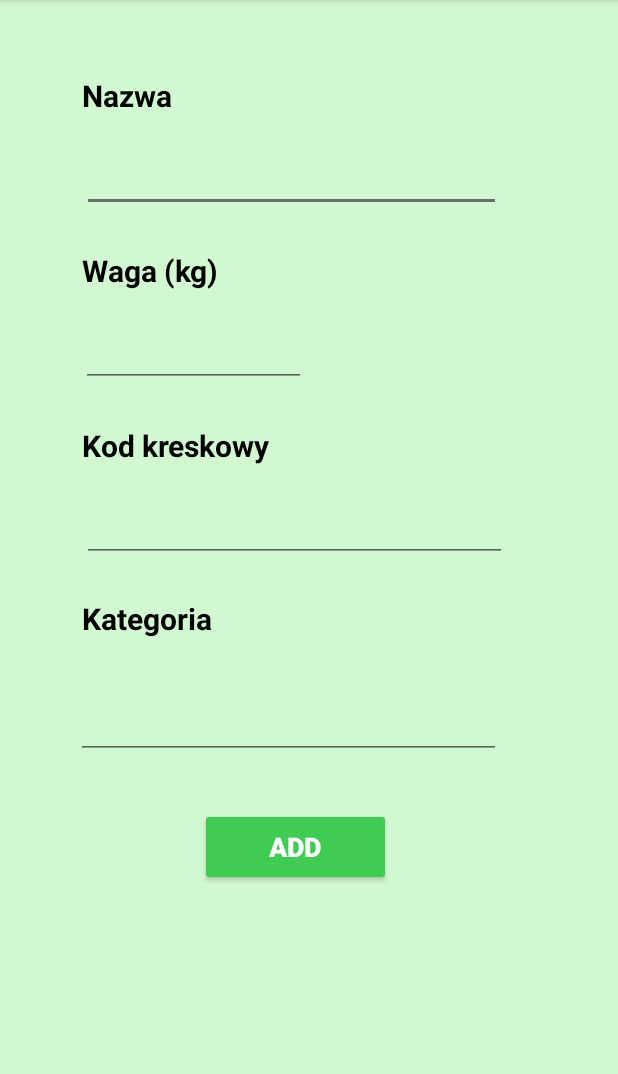
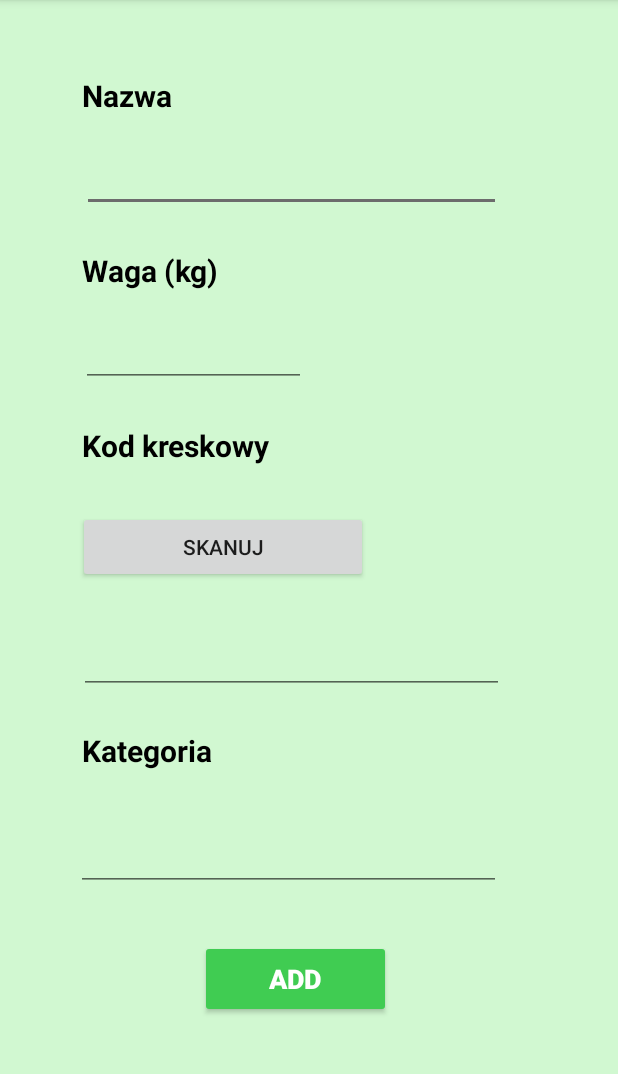
Before and after one commit to urbanpaulina/SmieciolAppMobile, an Android app: the screen it shows after launch once a user with an empty profile is signed in (MenuMainPage), after a tap on "Dodaj produkt", on a phone screen of 412 x 824 dp, the part 84-1158 px from its top. Run offline under Robolectric (Android 15) with nearby library versions, the phone set to English and light mode, and no system bars; our stand-ins replace Firebase (no records; nobody signed in at launch, a user with empty details on screens opened directly); libraries missing offline, so code that uses them is left out: com.google.zxing.integration; 1 other tap on this screen came first.

Commit message:
Skanowanie produktu przy dodawaniu, skanowanie produktu wrzucone do oddzielnej klasy w modelu. Update gradla

```diff
--- a/app/build.gradle
+++ b/app/build.gradle
@@ -38,6 +38,7 @@ dependencies {
     implementation 'androidx.annotation:annotation:1.1.0'
     implementation 'androidx.lifecycle:lifecycle-extensions:2.2.0'
     implementation "androidx.camera:camera-extensions:1.0.0-alpha01"
+    implementation "com.journeyapps:zxing-android-embedded:3.4.0"
     implementation 'io.paperdb:paperdb:2.7.1'
     implementation 'com.google.firebase:firebase-auth:17.0.0'
     implementation 'com.firebaseui:firebase-ui-firestore:7.1.1'
--- a/app/src/main/java/com/smieciolapp/ViewModel/AddProductAdmin.java
+++ b/app/src/main/java/com/smieciolapp/ViewModel/AddProductAdmin.java
@@ -1,8 +1,12 @@
 package com.smieciolapp.ViewModel;
 
+import android.app.AlertDialog;
+import android.content.DialogInterface;
+import android.content.Intent;
 import android.os.Bundle;
 
 import androidx.annotation.NonNull;
+import androidx.annotation.Nullable;
 import androidx.fragment.app.Fragment;
 
 import android.util.Log;
@@ -19,8 +23,11 @@ import com.google.firebase.auth.FirebaseAuth;
 import com.google.firebase.database.DatabaseReference;
 import com.google.firebase.database.FirebaseDatabase;
 import com.google.firebase.firestore.FirebaseFirestore;
+import com.google.zxing.integration.android.IntentIntegrator;
+import com.google.zxing.integration.android.IntentResult;
 import com.smieciolapp.R;
 import com.smieciolapp.data.model.Product;
+import com.smieciolapp.data.model.ScanBarcode;
 
 import java.util.HashMap;
 import java.util.Map;
@@ -28,12 +35,15 @@ import java.util.Map;
 import static android.content.ContentValues.TAG;
 
 
+// TO DO waga nie przyjmuje wartosci po przecinku
+
 public class AddProductAdmin extends Fragment  implements View.OnClickListener {
     EditText NameProduct, WeightProduct, Barcode, Category;
     Button addProduct;
     FirebaseAuth fAuth;
     FirebaseFirestore db;
     DatabaseReference Product_Ref;
+    Button scanProd;
     String productId;
 
     public AddProductAdmin() {
@@ -58,13 +68,27 @@ public class AddProductAdmin extends Fragment  implements View.OnClickListener {
         Category = view.findViewById(R.id.etCategory);
         addProduct = view.findViewById(R.id.addButton);
         addProduct.setOnClickListener(this);
+        scanProd = (Button) view.findViewById(R.id.scanProd);
 
         fAuth = FirebaseAuth.getInstance();
         db = FirebaseFirestore.getInstance();
 
         Product_Ref = FirebaseDatabase.getInstance().getReference().child("Products");
 
+
+        // on click skanuj produkt
+        scanProd.setOnClickListener(new View.OnClickListener() {
+            @Override
+            public void onClick(View view) {
+                ScanBarcode scanBarcode = new ScanBarcode();
+                scanBarcode.scanBarcode(getActivity(),AddProductAdmin.this);
+            }
+        });
+
+
         return view;
+
+
 
     }
 
@@ -95,6 +119,7 @@ public class AddProductAdmin extends Fragment  implements View.OnClickListener {
         return false;
     }
 
+
     public void addproduct() {
 
         String name = NameProduct.getText().toString();
@@ -123,6 +148,38 @@ public class AddProductAdmin extends Fragment  implements View.OnClickListener {
         @Override
         public void onClick (View v){
             addproduct();
+        }
 
-        }
+    @Override
+    public void onActivityResult(int requestCode, int resultCode, @Nullable Intent data) {
+        System.out.println("ok");
+        IntentResult result = IntentIntegrator.parseActivityResult(requestCode, resultCode, data);
+        if(result!=null){
+            if(result.getContents() != null){
+                AlertDialog.Builder builder = new AlertDialog.Builder(getContext());
+                builder.setMessage(result.getContents());
+                System.out.println(result.getContents());
+                Barcode.setText(result.getContents());
+                builder.setTitle("Rezultat skanowania");
+
+                builder.setPositiveButton("Skanuj ponownie", new DialogInterface.OnClickListener() {
+                    @Override
+                    public void onClick(DialogInterface dialog, int which) {
+                        ScanBarcode scanBarcode = new ScanBarcode();
+                        scanBarcode.scanBarcode(getActivity(),AddProductAdmin.this);
+                    }
+                }).setNegativeButton("Koniec", new DialogInterface.OnClickListener() {
+                    @Override
+                    public void onClick(DialogInterface dialog, int which) {
+                        //finish();
+                    }
+                });
+                AlertDialog dialog = builder.create();
+                dialog.show();
+            }
+            else
+                Toast.makeText(getContext(), "Brak produktu", Toast.LENGTH_LONG).show();
+        } else
+        super.onActivityResult(requestCode, resultCode, data);
     }
+}
--- a/app/src/main/res/layout/fragment_add_product_admin.xml
+++ b/app/src/main/res/layout/fragment_add_product_admin.xml
@@ -56,6 +56,7 @@
             android:textColor=" #000000"
             android:textSize="20sp"
             android:textStyle="bold"
+            android:inputType="numberDecimal|numberSigned"
             app:layout_constraintEnd_toEndOf="parent"
             app:layout_constraintHorizontal_bias="0.323"
             app:layout_constraintStart_toStartOf="parent"
@@ -96,16 +97,16 @@
             android:id="@+id/etBarcode"
             android:layout_width="283dp"
             android:layout_height="50dp"
-            android:layout_marginStart="70dp"
-            android:layout_marginEnd="170dp"
 
+            android:layout_marginTop="24dp"
+            android:layout_marginEnd="76dp"
+            android:editable="false"
             android:inputType="number"
             android:padding="10dp"
             android:textSize="20sp"
             app:layout_constraintEnd_toEndOf="parent"
-            app:layout_constraintHorizontal_bias="0.142"
-            app:layout_constraintStart_toStartOf="parent"
-            app:layout_constraintTop_toBottomOf="@+id/txtBarcode" />
+            app:layout_constraintTop_toBottomOf="@+id/scanProd"
+            tools:text="Kod:" />
 
         <TextView
             android:id="@+id/txtCategory"
@@ -156,5 +157,16 @@
             app:layout_constraintHorizontal_bias="0.0"
             app:layout_constraintStart_toStartOf="parent"
             app:layout_constraintTop_toBottomOf="@+id/etBarcode" />
+
+        <Button
+            android:id="@+id/scanProd"
+            android:layout_width="193dp"
+            android:layout_height="48dp"
+            android:layout_marginTop="16dp"
+            android:text="Skanuj"
+            app:layout_constraintEnd_toEndOf="parent"
+            app:layout_constraintHorizontal_bias="0.238"
+            app:layout_constraintStart_toStartOf="parent"
+            app:layout_constraintTop_toBottomOf="@+id/txtBarcode" />
     </androidx.constraintlayout.widget.ConstraintLayout>
 </LinearLayout>
```
Also changed, not shown: app/src/main/java/com/smieciolapp/ViewModel/ScanProductsPage.java (+5 -13 lines), app/src/main/java/com/smieciolapp/data/model/ScanBarcode.java (+20 -0 lines).
